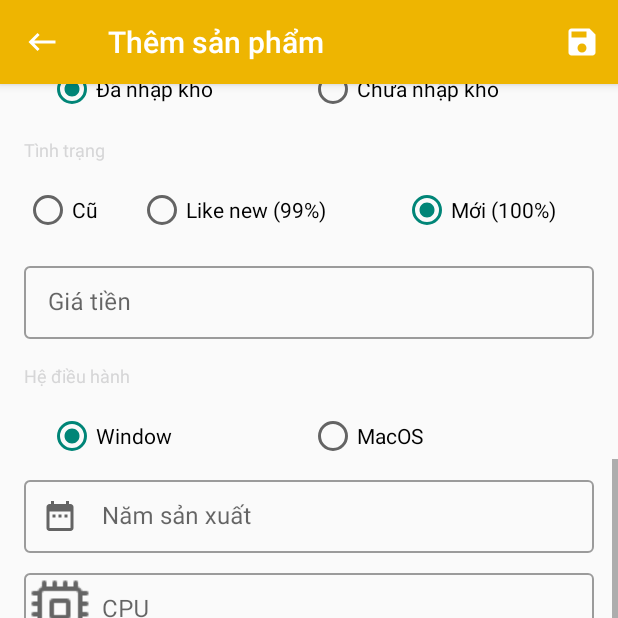
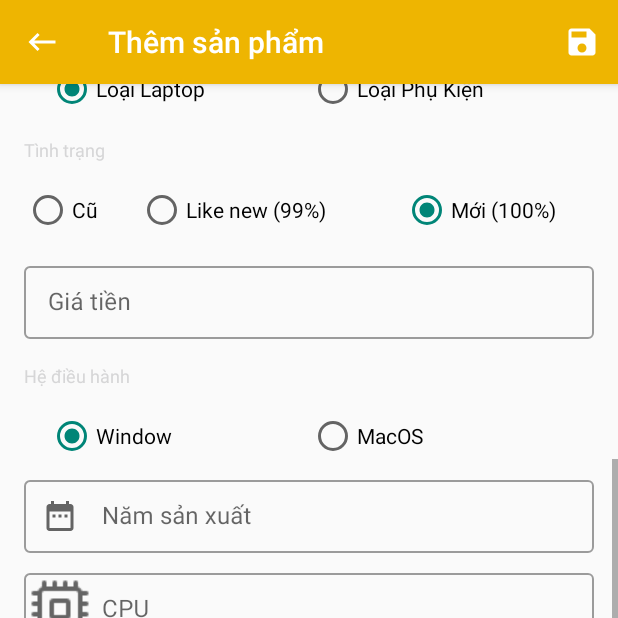
Before and after one commit to Viet204-rerun/LaptopNow_StoreManager, an Android app: the fragment AddSanPhamFragment shown on its own in the app's theme, scrolled down 371 dp, on a phone screen of 412 x 824 dp, the top half of it. Run offline under Robolectric (Android 15) with nearby library versions, the phone set to English and light mode, and no system bars; our stand-ins replace FlexboxLayout; 1 statement that could not run was skipped.

Commit message:
hoan thanh

```diff
--- a/app/src/main/java/com/example/LaptopNow/adapter/SanPhamAdapter.java
+++ b/app/src/main/java/com/example/LaptopNow/adapter/SanPhamAdapter.java
@@ -92,7 +92,7 @@ public class SanPhamAdapter extends RecyclerView.Adapter<SanPhamAdapter.ViewHold
                 holder.tvPLSP.setText("Loại: Phụ kiện  ");
                 holder.tvCTSP.setText("Loại phụ kiện: " + ttSP.getLoaiPhuKien());
             } else {
-                holder.tvPLSP.setText("Loại: Điện thoại  ");
+                holder.tvPLSP.setText("Loại: LapTop  ");
                 holder.tvCTSP.setText("RAM: " + ttSP.getRAM() + "  -  Bộ nhớ: " + ttSP.getBoNho());
             }
         } else {
--- a/app/src/main/res/layout/fragment_add_san_pham.xml
+++ b/app/src/main/res/layout/fragment_add_san_pham.xml
@@ -92,7 +92,7 @@
             android:layout_height="wrap_content"
             android:layout_marginStart="16dp"
             android:layout_marginTop="16dp"
-            android:text="Trạng thái kho"
+            android:text="Loại sản phẩm"
             android:textColor="@color/black"
             android:textSize="@dimen/text_small"
             app:layout_constraintStart_toStartOf="parent"
@@ -117,14 +117,14 @@
                 android:layout_width="0dp"
                 android:layout_height="match_parent"
                 android:layout_weight="0.5"
-                android:text="Đã nhập kho" />
+                android:text="Loại Laptop" />
 
             <RadioButton
                 android:id="@+id/cbSPPhuKien"
                 android:layout_width="0dp"
                 android:layout_height="match_parent"
                 android:layout_weight="0.5"
-                android:text="Chưa nhập kho" />
+                android:text="Loại Phụ Kiện" />
         </RadioGroup>
 
         <TextView
--- a/app/src/main/res/layout/fragment_edit_san_pham.xml
+++ b/app/src/main/res/layout/fragment_edit_san_pham.xml
@@ -100,7 +100,7 @@
             android:layout_height="wrap_content"
             android:layout_marginStart="16dp"
             android:layout_marginTop="16dp"
-            android:text="Trạng thái kho"
+            android:text="Loại sản phẩm"
             android:textColor="@color/black"
             android:textSize="@dimen/text_small"
             app:layout_constraintStart_toStartOf="parent"
@@ -125,14 +125,14 @@
                 android:layout_width="0dp"
                 android:layout_height="match_parent"
                 android:layout_weight="0.5"
-                android:text="Đã nhập kho" />
+                android:text="Loại Laptop" />
 
             <RadioButton
                 android:id="@+id/cbSPPhuKienChange"
                 android:layout_width="0dp"
                 android:layout_height="match_parent"
                 android:layout_weight="0.5"
-                android:text="Chưa nhập kho" />
+                android:text="Loại Phụ Kiện" />
         </RadioGroup>
 
         <TextView
```
